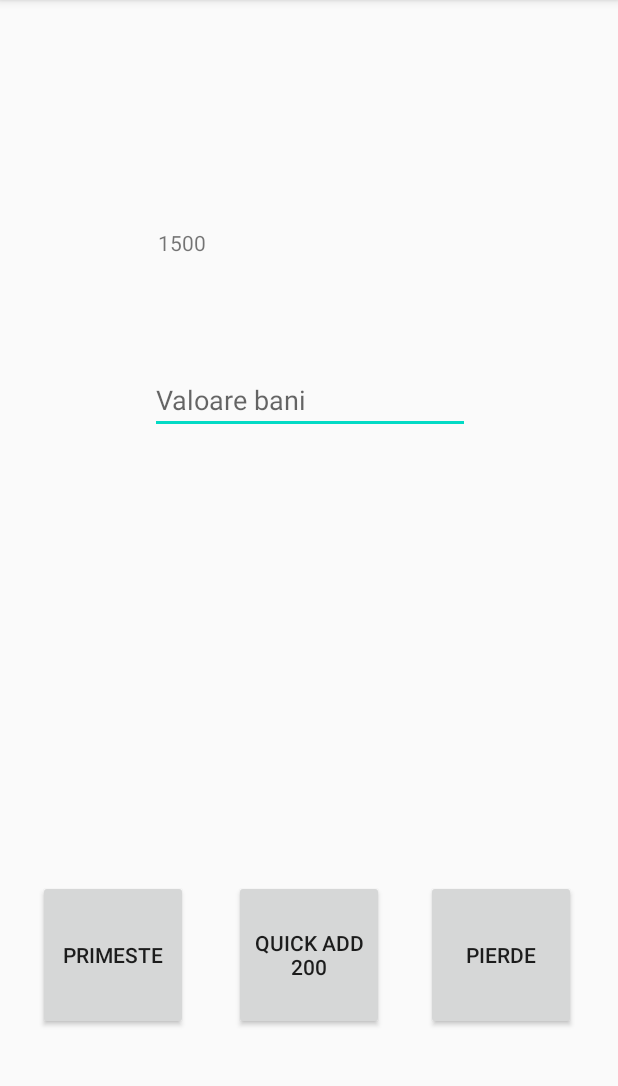
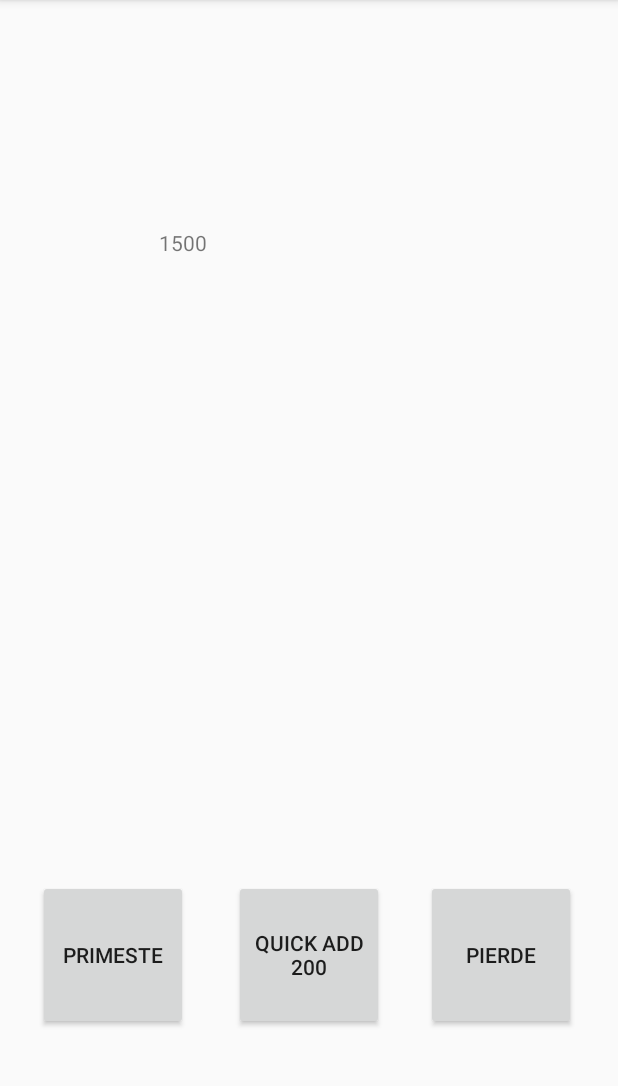
Before and after one commit to Martyn00/Monopoly_bank, an Android app: the screen it shows after launch (MainActivity), on a phone screen of 412 x 824 dp, the part 84-1170 px from its top. Run offline under Robolectric (Android 15) with nearby library versions, the phone set to English and light mode, and no system bars.

Commit message:
final master

```diff
--- a/app/src/main/java/com/example/nushfrate/MainActivity.java
+++ b/app/src/main/java/com/example/nushfrate/MainActivity.java
@@ -44,8 +44,10 @@ public class MainActivity extends AppCompatActivity implements View.OnClickListe
         MediaPlayer mediaPlayer;
         switch (view.getId()){
             case R.id.Pierde:
-                    Intent intent = new Intent(this, Pop.class);
-                    startActivityForResult(intent, code);
+                mediaPlayer = MediaPlayer.create(this, R.raw.crowd_boo);
+                mediaPlayer.start();
+                Intent intent = new Intent(this, Pop.class);
+                startActivityForResult(intent, code);
                 break;
 
             case R.id.Primeste:
--- a/app/src/main/res/layout/activity_main.xml
+++ b/app/src/main/res/layout/activity_main.xml
@@ -6,19 +6,6 @@
     android:layout_height="match_parent"
     tools:context=".MainActivity">
 
-
-    <EditText
-        android:id="@+id/editTextvalueMoney"
-        android:layout_width="wrap_content"
-        android:layout_height="wrap_content"
-        android:layout_marginStart="100dp"
-        android:layout_marginLeft="100dp"
-        android:layout_marginTop="52dp"
-        android:ems="10"
-        android:hint="Valoare bani"
-        android:inputType="number"
-        app:layout_constraintStart_toStartOf="parent"
-        app:layout_constraintTop_toBottomOf="@+id/textView2" />
 
     <TextView
         android:id="@+id/textView2"
@@ -31,7 +18,6 @@
         android:layout_marginRight="106dp"
         android:visibility="visible"
         app:layout_constraintEnd_toEndOf="parent"
-        app:layout_constraintHorizontal_bias="0.0"
         app:layout_constraintStart_toStartOf="parent"
         app:layout_constraintTop_toTopOf="parent" />
 
```
Also changed, not shown: app/gradle/wrapper/gradle-wrapper.properties (added), 5 other files.
